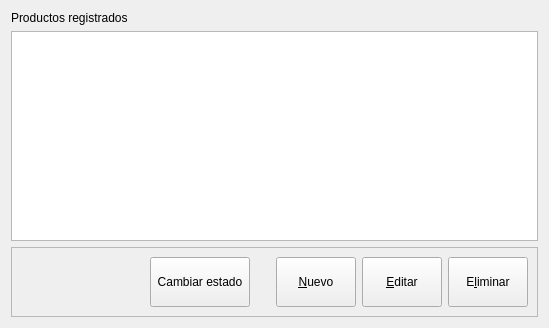
This is nostro/admin_productos/admin_producto.ui in manuell12/CafeNostro as Qt 5 draws it before an edit. The edited form follows.
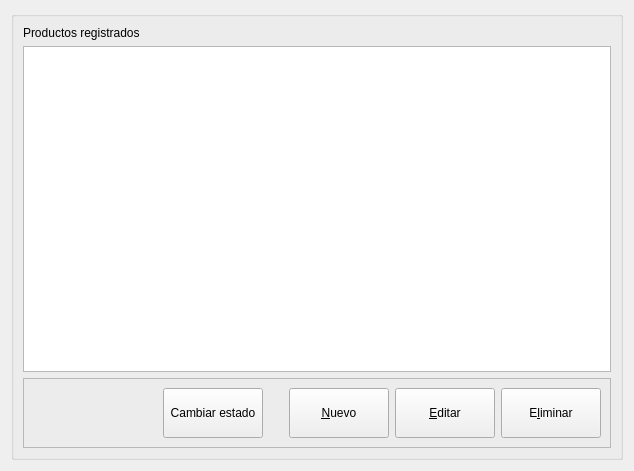
This is the edited form.

Diff of the .ui file:
```diff
--- a/nostro/admin_productos/admin_producto.ui
+++ b/nostro/admin_productos/admin_producto.ui
@@ -6,13 +6,19 @@
    <rect>
     <x>0</x>
     <y>0</y>
-    <width>549</width>
-    <height>328</height>
+    <width>634</width>
+    <height>471</height>
    </rect>
   </property>
   <property name="windowTitle">
    <string>Form</string>
   </property>
+  <layout class="QHBoxLayout" name="horizontalLayout_2">
+   <item>
+    <widget class="QGroupBox" name="groupBox">
+     <property name="title">
+      <string/>
+     </property>
   <layout class="QVBoxLayout" name="verticalLayout">
    <item>
     <widget class="QLabel" name="label">
@@ -107,7 +113,7 @@
        <widget class="QPushButton" name="nuevo_button">
         <property name="minimumSize">
          <size>
-          <width>0</width>
+             <width>100</width>
           <height>50</height>
          </size>
         </property>
@@ -120,7 +126,7 @@
        <widget class="QPushButton" name="editar_button">
         <property name="minimumSize">
          <size>
-          <width>0</width>
+             <width>100</width>
           <height>50</height>
          </size>
         </property>
@@ -133,13 +139,16 @@
        <widget class="QPushButton" name="eliminar_button">
         <property name="minimumSize">
          <size>
-          <width>0</width>
+             <width>100</width>
           <height>50</height>
          </size>
         </property>
         <property name="text">
          <string>E&amp;liminar</string>
         </property>
+          </widget>
+         </item>
+        </layout>
        </widget>
       </item>
      </layout>
```
Lines whose indentation alone changed are shown as unchanged.
